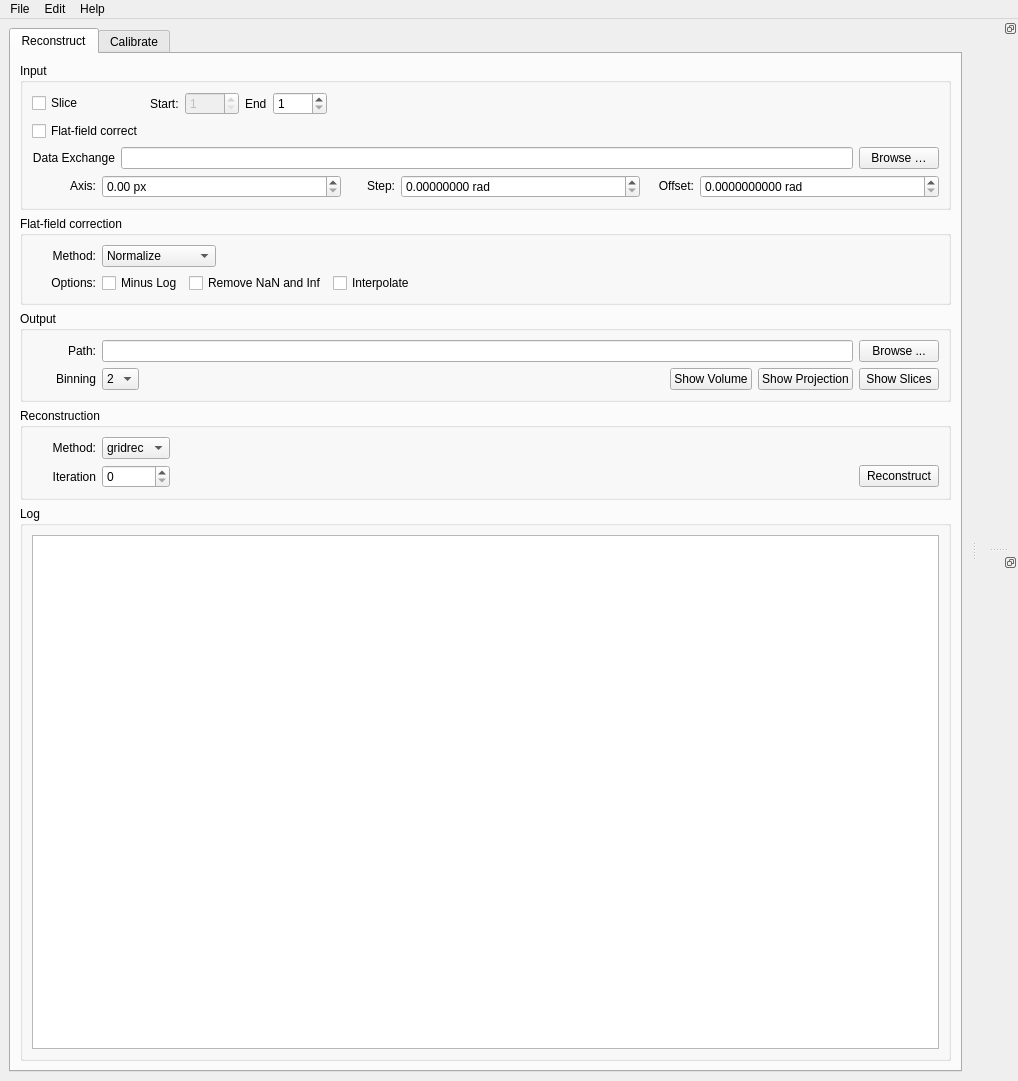
The window that tomopyui/gui.ui (tomography/tomopy-gui) describes before a commit, drawn with Qt 5.
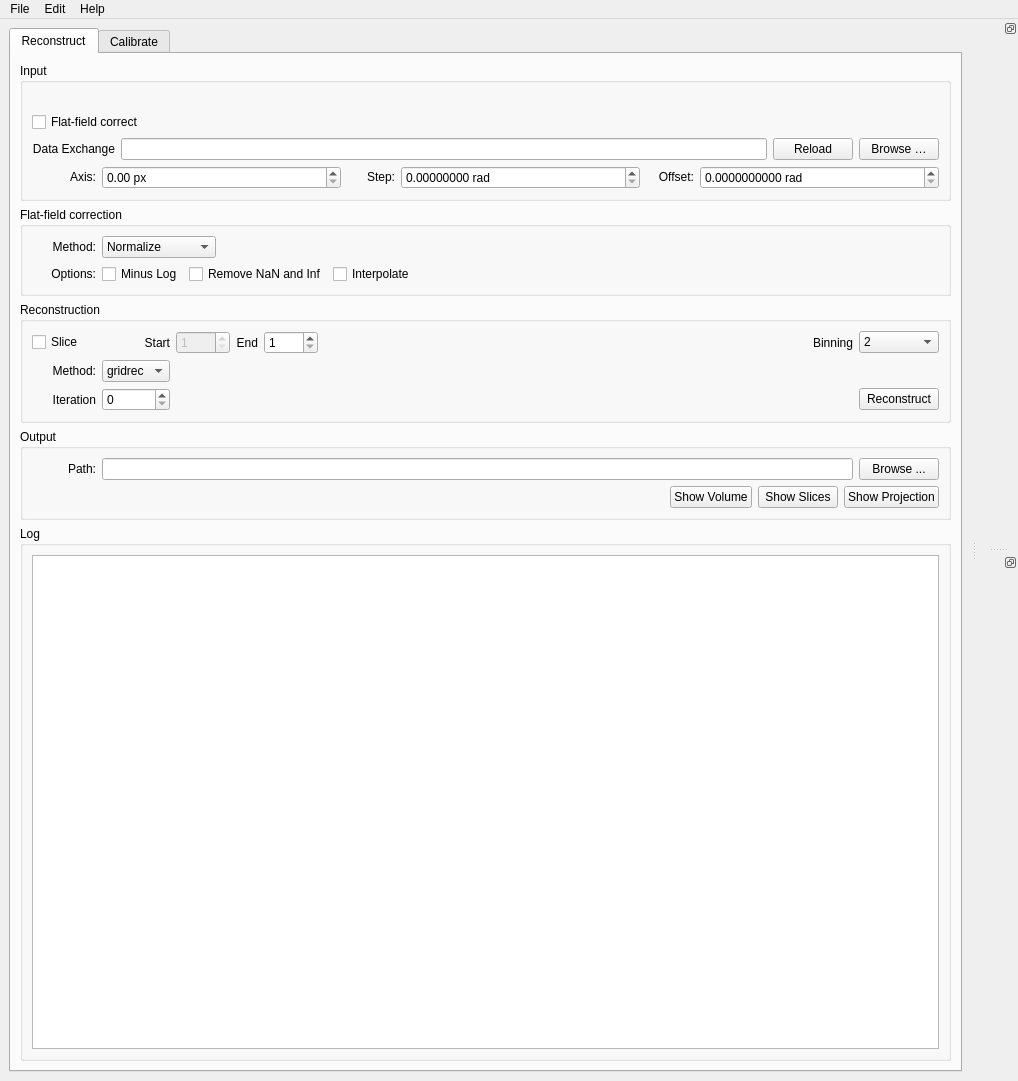
The same window after the commit. The open tabs and pages were chosen to show the change.

```diff
--- a/tomopyui/gui.ui
+++ b/tomopyui/gui.ui
@@ -84,67 +84,6 @@
           <layout class="QVBoxLayout" name="verticalLayout_7">
            <item>
             <layout class="QGridLayout" name="gridLayout_4">
-             <item row="0" column="1">
-              <widget class="QLabel" name="label">
-               <property name="text">
-                <string>Start:</string>
-               </property>
-              </widget>
-             </item>
-             <item row="0" column="3">
-              <widget class="QLabel" name="label_6">
-               <property name="text">
-                <string>End</string>
-               </property>
-              </widget>
-             </item>
-             <item row="0" column="5">
-              <spacer name="horizontalSpacer_2">
-               <property name="orientation">
-                <enum>Qt::Horizontal</enum>
-               </property>
-               <property name="sizeHint" stdset="0">
-                <size>
-                 <width>40</width>
-                 <height>20</height>
-                </size>
-               </property>
-              </spacer>
-             </item>
-             <item row="0" column="0">
-              <widget class="QCheckBox" name="slice_box">
-               <property name="enabled">
-                <bool>true</bool>
-               </property>
-               <property name="sizePolicy">
-                <sizepolicy hsizetype="Fixed" vsizetype="Fixed">
-                 <horstretch>0</horstretch>
-                 <verstretch>0</verstretch>
-                </sizepolicy>
-               </property>
-               <property name="mouseTracking">
-                <bool>false</bool>
-               </property>
-               <property name="toolTip">
-                <string notr="true"/>
-               </property>
-               <property name="statusTip">
-                <string/>
-               </property>
-               <property name="whatsThis">
-                <string/>
-               </property>
-               <property name="autoFillBackground">
-                <bool>false</bool>
-               </property>
-               <property name="text">
-                <string>Slice</string>
-               </property>
-               <property name="checked">
-                <bool>false</bool>
-               </property>
-              </widget>
-             </item>
              <item row="1" column="0">
               <widget class="QCheckBox" name="ffc_box">
                <property name="sizePolicy">
@@ -161,34 +100,18 @@
                </property>
               </widget>
              </item>
-             <item row="0" column="2">
-              <widget class="QSpinBox" name="slice_start">
-               <property name="enabled">
-                <bool>false</bool>
+             <item row="0" column="5">
+              <spacer name="horizontalSpacer_2">
+               <property name="orientation">
+                <enum>Qt::Horizontal</enum>
                </property>
-               <property name="sizePolicy">
-                <sizepolicy hsizetype="Fixed" vsizetype="Fixed">
-                 <horstretch>0</horstretch>
-                 <verstretch>0</verstretch>
-                </sizepolicy>
+               <property name="sizeHint" stdset="0">
+                <size>
+                 <width>40</width>
+                 <height>20</height>
+                </size>
                </property>
-               <property name="minimum">
-                <number>1</number>
-               </property>
-               <property name="maximum">
-                <number>4096</number>
-               </property>
-              </widget>
-             </item>
-             <item row="0" column="4">
-              <widget class="QSpinBox" name="slice_end">
-               <property name="minimum">
-                <number>1</number>
-               </property>
-               <property name="maximum">
-                <number>4094</number>
-               </property>
-              </widget>
+              </spacer>
              </item>
             </layout>
            </item>
@@ -236,7 +159,14 @@
               </widget>
              </item>
              <item>
-              <widget class="QPushButton" name="path_button_rec">
+              <widget class="QPushButton" name="path_load_rec">
+               <property name="text">
+                <string>Reload</string>
+               </property>
+              </widget>
+             </item>
+             <item>
+              <widget class="QPushButton" name="path_select_rec">
                <property name="sizePolicy">
                 <sizepolicy hsizetype="Minimum" vsizetype="Fixed">
                  <horstretch>0</horstretch>
@@ -532,154 +462,6 @@
           </layout>
          </widget>
         </item>
-        <item>
-         <widget class="QGroupBox" name="output_container">
-          <property name="title">
-           <string>Output</string>
-          </property>
-          <layout class="QVBoxLayout" name="verticalLayout_9">
-           <item>
-            <layout class="QHBoxLayout" name="horizontalLayout_4">
-             <item>
-              <widget class="QLabel" name="output_path_label">
-               <property name="sizePolicy">
-                <sizepolicy hsizetype="Minimum" vsizetype="Fixed">
-                 <horstretch>0</horstretch>
-                 <verstretch>0</verstretch>
-                </sizepolicy>
-               </property>
-               <property name="minimumSize">
-                <size>
-                 <width>64</width>
-                 <height>0</height>
-                </size>
-               </property>
-               <property name="toolTip">
-                <string/>
-               </property>
-               <property name="text">
-                <string>Path:</string>
-               </property>
-               <property name="alignment">
-                <set>Qt::AlignRight|Qt::AlignTrailing|Qt::AlignVCenter</set>
-               </property>
-              </widget>
-             </item>
-             <item>
-              <widget class="QLineEdit" name="output_path_line">
-               <property name="sizePolicy">
-                <sizepolicy hsizetype="Expanding" vsizetype="Fixed">
-                 <horstretch>0</horstretch>
-                 <verstretch>0</verstretch>
-                </sizepolicy>
-               </property>
-               <property name="toolTip">
-                <string notr="true"/>
-               </property>
-              </widget>
-             </item>
-             <item>
-              <widget class="QPushButton" name="output_path_button">
-               <property name="sizePolicy">
-                <sizepolicy hsizetype="Minimum" vsizetype="Fixed">
-                 <horstretch>0</horstretch>
-                 <verstretch>0</verstretch>
-                </sizepolicy>
-               </property>
-               <property name="toolTip">
-                <string notr="true"/>
-               </property>
-               <property name="text">
-                <string>Browse ...</string>
-               </property>
-              </widget>
-             </item>
-            </layout>
-           </item>
-           <item>
-            <layout class="QHBoxLayout" name="horizontalLayout_5">
-             <item>
-              <widget class="QLabel" name="binning_label">
-               <property name="minimumSize">
-                <size>
-                 <width>64</width>
-                 <height>0</height>
-                </size>
-               </property>
-               <property name="text">
-                <string>Binning</string>
-               </property>
-               <property name="alignment">
-                <set>Qt::AlignRight|Qt::AlignTrailing|Qt::AlignVCenter</set>
-               </property>
-              </widget>
-             </item>
-             <item>
-              <widget class="QComboBox" name="binning_box">
-               <property name="currentIndex">
-                <number>1</number>
-               </property>
-               <item>
-                <property name="text">
-                 <string>1</string>
-                </property>
-               </item>
-               <item>
-                <property name="text">
-                 <string>2</string>
-                </property>
-               </item>
-               <item>
-                <property name="text">
-                 <string>4</string>
-                </property>
-               </item>
-               <item>
-                <property name="text">
-                 <string>8</string>
-                </property>
-               </item>
-              </widget>
-             </item>
-             <item>
-              <spacer name="horizontalSpacer_4">
-               <property name="orientation">
-                <enum>Qt::Horizontal</enum>
-               </property>
-               <property name="sizeHint" stdset="0">
-                <size>
-                 <width>40</width>
-                 <height>20</height>
-                </size>
-               </property>
-              </spacer>
-             </item>
-             <item>
-              <widget class="QPushButton" name="show_volume_button">
-               <property name="text">
-                <string>Show Volume</string>
-               </property>
-              </widget>
-             </item>
-             <item>
-              <widget class="QPushButton" name="show_projection_button">
-               <property name="text">
-                <string>Show Projection</string>
-               </property>
-              </widget>
-             </item>
-             <item>
-              <widget class="QPushButton" name="show_slices_button">
-               <property name="text">
-                <string>Show Slices</string>
-               </property>
-              </widget>
-             </item>
-            </layout>
-           </item>
-          </layout>
-         </widget>
-        </item>
         <item>
          <widget class="QGroupBox" name="reconstruction_container">
           <property name="title">
@@ -688,7 +470,23 @@
           <layout class="QVBoxLayout" name="verticalLayout_8">
            <item>
             <layout class="QGridLayout" name="gridLayout">
-             <item row="1" column="3">
+             <item row="0" column="5">
+              <widget class="QLabel" name="binning_label">
+               <property name="minimumSize">
+                <size>
+                 <width>64</width>
+                 <height>0</height>
+                </size>
+               </property>
+               <property name="text">
+                <string>Binning</string>
+               </property>
+               <property name="alignment">
+                <set>Qt::AlignRight|Qt::AlignTrailing|Qt::AlignVCenter</set>
+               </property>
+              </widget>
+             </item>
+             <item row="2" column="6">
               <widget class="QPushButton" name="reco_button">
                <property name="sizePolicy">
                 <sizepolicy hsizetype="Minimum" vsizetype="Fixed">
@@ -701,7 +499,7 @@
                </property>
               </widget>
              </item>
-             <item row="0" column="0">
+             <item row="1" column="0">
               <widget class="QLabel" name="method_label">
                <property name="sizePolicy">
                 <sizepolicy hsizetype="Minimum" vsizetype="Fixed">
@@ -729,7 +527,7 @@
                </property>
               </widget>
              </item>
-             <item row="0" column="1">
+             <item row="1" column="1">
               <widget class="QComboBox" name="method_box">
                <property name="sizePolicy">
                 <sizepolicy hsizetype="Minimum" vsizetype="Fixed">
@@ -770,7 +568,7 @@
                </item>
               </widget>
              </item>
-             <item row="0" column="2">
+             <item row="1" column="5">
               <spacer name="horizontalSpacer">
                <property name="orientation">
                 <enum>Qt::Horizontal</enum>
@@ -783,7 +581,7 @@
                </property>
               </spacer>
              </item>
-             <item row="1" column="0">
+             <item row="2" column="0">
               <widget class="QLabel" name="iterations_label">
                <property name="text">
                 <string>Iteration</string>
@@ -793,9 +591,224 @@
                </property>
               </widget>
              </item>
-             <item row="1" column="1">
+             <item row="2" column="1">
               <widget class="QSpinBox" name="iterations"/>
              </item>
+             <item row="0" column="1">
+              <widget class="QLabel" name="label">
+               <property name="text">
+                <string>Start</string>
+               </property>
+               <property name="alignment">
+                <set>Qt::AlignRight|Qt::AlignTrailing|Qt::AlignVCenter</set>
+               </property>
+              </widget>
+             </item>
+             <item row="0" column="0">
+              <widget class="QCheckBox" name="slice_box">
+               <property name="enabled">
+                <bool>true</bool>
+               </property>
+               <property name="sizePolicy">
+                <sizepolicy hsizetype="Fixed" vsizetype="Fixed">
+                 <horstretch>0</horstretch>
+                 <verstretch>0</verstretch>
+                </sizepolicy>
+               </property>
+               <property name="mouseTracking">
+                <bool>false</bool>
+               </property>
+               <property name="toolTip">
+                <string notr="true"/>
+               </property>
+               <property name="statusTip">
+                <string/>
+               </property>
+               <property name="whatsThis">
+                <string/>
+               </property>
+               <property name="autoFillBackground">
+                <bool>false</bool>
+               </property>
+               <property name="text">
+                <string>Slice</string>
+               </property>
+               <property name="checked">
+                <bool>false</bool>
+               </property>
+              </widget>
+             </item>
+             <item row="0" column="6">
+              <widget class="QComboBox" name="binning_box">
+               <property name="currentIndex">
+                <number>1</number>
+               </property>
+               <item>
+                <property name="text">
+                 <string>1</string>
+                </property>
+               </item>
+               <item>
+                <property name="text">
+                 <string>2</string>
+                </property>
+               </item>
+               <item>
+                <property name="text">
+                 <string>4</string>
+                </property>
+               </item>
+               <item>
+                <property name="text">
+                 <string>8</string>
+                </property>
+               </item>
+              </widget>
+             </item>
+             <item row="0" column="3">
+              <widget class="QLabel" name="label_6">
+               <property name="text">
+                <string>End</string>
+               </property>
+               <property name="alignment">
+                <set>Qt::AlignRight|Qt::AlignTrailing|Qt::AlignVCenter</set>
+               </property>
+              </widget>
+             </item>
+             <item row="0" column="4">
+              <widget class="QSpinBox" name="slice_end">
+               <property name="minimum">
+                <number>1</number>
+               </property>
+               <property name="maximum">
+                <number>4094</number>
+               </property>
+              </widget>
+             </item>
+             <item row="0" column="2">
+              <widget class="QSpinBox" name="slice_start">
+               <property name="enabled">
+                <bool>false</bool>
+               </property>
+               <property name="sizePolicy">
+                <sizepolicy hsizetype="Fixed" vsizetype="Fixed">
+                 <horstretch>0</horstretch>
+                 <verstretch>0</verstretch>
+                </sizepolicy>
+               </property>
+               <property name="minimum">
+                <number>1</number>
+               </property>
+               <property name="maximum">
+                <number>4096</number>
+               </property>
+              </widget>
+             </item>
+            </layout>
+           </item>
+          </layout>
+         </widget>
+        </item>
+        <item>
+         <widget class="QGroupBox" name="output_container">
+          <property name="title">
+           <string>Output</string>
+          </property>
+          <layout class="QVBoxLayout" name="verticalLayout_9">
+           <item>
+            <layout class="QHBoxLayout" name="horizontalLayout_4">
+             <item>
+              <widget class="QLabel" name="output_path_label">
+               <property name="sizePolicy">
+                <sizepolicy hsizetype="Minimum" vsizetype="Fixed">
+                 <horstretch>0</horstretch>
+                 <verstretch>0</verstretch>
+                </sizepolicy>
+               </property>
+               <property name="minimumSize">
+                <size>
+                 <width>64</width>
+                 <height>0</height>
+                </size>
+               </property>
+               <property name="toolTip">
+                <string/>
+               </property>
+               <property name="text">
+                <string>Path:</string>
+               </property>
+               <property name="alignment">
+                <set>Qt::AlignRight|Qt::AlignTrailing|Qt::AlignVCenter</set>
+               </property>
+              </widget>
+             </item>
+             <item>
+              <widget class="QLineEdit" name="output_path_line">
+               <property name="sizePolicy">
+                <sizepolicy hsizetype="Expanding" vsizetype="Fixed">
+                 <horstretch>0</horstretch>
+                 <verstretch>0</verstretch>
+                </sizepolicy>
+               </property>
+               <property name="toolTip">
+                <string notr="true"/>
+               </property>
+              </widget>
+             </item>
+             <item>
+              <widget class="QPushButton" name="output_path_button">
+               <property name="sizePolicy">
+                <sizepolicy hsizetype="Minimum" vsizetype="Fixed">
+                 <horstretch>0</horstretch>
+                 <verstretch>0</verstretch>
+                </sizepolicy>
+               </property>
+               <property name="toolTip">
+                <string notr="true"/>
+               </property>
+               <property name="text">
+                <string>Browse ...</string>
+               </property>
+              </widget>
+             </item>
+            </layout>
+           </item>
+           <item>
+            <layout class="QHBoxLayout" name="horizontalLayout_5">
+             <item>
+              <spacer name="horizontalSpacer_4">
+               <property name="orientation">
+                <enum>Qt::Horizontal</enum>
+               </property>
+               <property name="sizeHint" stdset="0">
+                <size>
+                 <width>40</width>
+                 <height>20</height>
+                </size>
+               </property>
+              </spacer>
+             </item>
+             <item>
+              <widget class="QPushButton" name="show_volume_button">
+               <property name="text">
+                <string>Show Volume</string>
+               </property>
+              </widget>
+             </item>
+             <item>
+              <widget class="QPushButton" name="show_slices_button">
+               <property name="text">
+                <string>Show Slices</string>
+               </property>
+              </widget>
+             </item>
+             <item>
+              <widget class="QPushButton" name="show_projection_button">
+               <property name="text">
+                <string>Show Projection</string>
+               </property>
+              </widget>
+             </item>
             </layout>
            </item>
           </layout>
```
Left out of the diff: 17 changed lines with no effect on the pictures.
